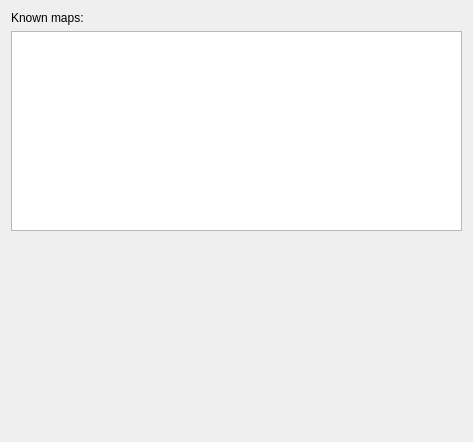
This is src/IMapToolWidget.ui in ntruchsess/QLandkarteGT as Qt 5 draws it before an edit. The edited form follows.
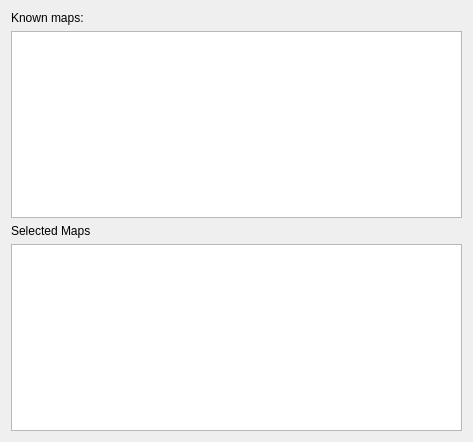
This is the edited form.

What changed in the file:
```diff
--- a/src/IMapToolWidget.ui
+++ b/src/IMapToolWidget.ui
@@ -31,17 +31,14 @@
     </widget>
    </item>
    <item>
-    <spacer>
-     <property name="orientation" >
-      <enum>Qt::Vertical</enum>
+    <widget class="QLabel" name="label_2" >
+     <property name="text" >
+      <string>Selected Maps</string>
      </property>
-     <property name="sizeHint" >
-      <size>
-       <width>20</width>
-       <height>40</height>
-      </size>
-     </property>
-    </spacer>
+    </widget>
+   </item>
+   <item>
+    <widget class="QListWidget" name="listSelectedMaps" />
    </item>
   </layout>
  </widget>
```
